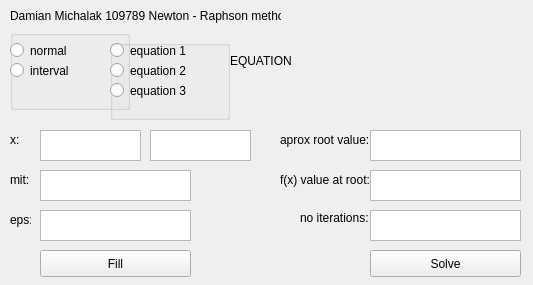
Above: newton_rhapson/mainwindow.ui from tymbark/NewtonRaphson before the change. Below: the same form after it.
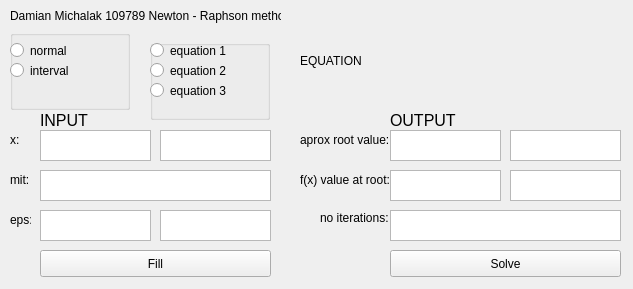
That is the form after the change.

Diff of the .ui file:
```diff
--- a/newton_rhapson/mainwindow.ui
+++ b/newton_rhapson/mainwindow.ui
@@ -6,8 +6,8 @@
    <rect>
     <x>0</x>
     <y>0</y>
-    <width>533</width>
-    <height>285</height>
+    <width>633</width>
+    <height>289</height>
    </rect>
   </property>
   <property name="windowTitle">
@@ -30,9 +30,9 @@
    <widget class="QPushButton" name="button_solve">
     <property name="geometry">
      <rect>
-      <x>370</x>
+      <x>390</x>
       <y>250</y>
-      <width>151</width>
+      <width>231</width>
       <height>27</height>
      </rect>
     </property>
@@ -45,7 +45,7 @@
      <rect>
       <x>40</x>
       <y>130</y>
-      <width>101</width>
+      <width>111</width>
       <height>31</height>
      </rect>
     </property>
@@ -55,7 +55,7 @@
      <rect>
       <x>40</x>
       <y>170</y>
-      <width>151</width>
+      <width>231</width>
       <height>31</height>
      </rect>
     </property>
@@ -65,7 +65,7 @@
      <rect>
       <x>40</x>
       <y>210</y>
-      <width>151</width>
+      <width>111</width>
       <height>31</height>
      </rect>
     </property>
@@ -112,9 +112,9 @@
    <widget class="QTextEdit" name="textEdit_result">
     <property name="geometry">
      <rect>
-      <x>370</x>
+      <x>390</x>
       <y>130</y>
-      <width>151</width>
+      <width>111</width>
       <height>31</height>
      </rect>
     </property>
@@ -122,9 +122,9 @@
    <widget class="QTextEdit" name="textEdit_it">
     <property name="geometry">
      <rect>
-      <x>370</x>
+      <x>390</x>
       <y>210</y>
-      <width>151</width>
+      <width>231</width>
       <height>31</height>
      </rect>
     </property>
@@ -132,9 +132,9 @@
    <widget class="QTextEdit" name="textEdit_fatx">
     <property name="geometry">
      <rect>
-      <x>370</x>
+      <x>390</x>
       <y>170</y>
-      <width>151</width>
+      <width>111</width>
       <height>31</height>
      </rect>
     </property>
@@ -142,7 +142,7 @@
    <widget class="QLabel" name="label_4">
     <property name="geometry">
      <rect>
-      <x>280</x>
+      <x>300</x>
       <y>130</y>
       <width>91</width>
       <height>20</height>
@@ -155,7 +155,7 @@
    <widget class="QLabel" name="label_5">
     <property name="geometry">
      <rect>
-      <x>280</x>
+      <x>300</x>
       <y>170</y>
       <width>91</width>
       <height>20</height>
@@ -168,7 +168,7 @@
    <widget class="QLabel" name="label_6">
     <property name="geometry">
      <rect>
-      <x>300</x>
+      <x>320</x>
       <y>210</y>
       <width>71</width>
       <height>16</height>
@@ -181,7 +181,7 @@
    <widget class="QLabel" name="label_image">
     <property name="geometry">
      <rect>
-      <x>230</x>
+      <x>300</x>
       <y>40</y>
       <width>231</width>
       <height>41</height>
@@ -194,20 +194,25 @@
    <widget class="QLabel" name="label_check">
     <property name="geometry">
      <rect>
-      <x>70</x>
-      <y>90</y>
-      <width>411</width>
+      <x>40</x>
+      <y>110</y>
+      <width>111</width>
       <height>21</height>
      </rect>
     </property>
+    <property name="font">
+     <font>
+      <pointsize>12</pointsize>
+     </font>
+    </property>
     <property name="text">
-     <string/>
+     <string>INPUT</string>
     </property>
    </widget>
    <widget class="QGroupBox" name="groupBox">
     <property name="geometry">
      <rect>
-      <x>110</x>
+      <x>150</x>
       <y>40</y>
       <width>120</width>
       <height>80</height>
@@ -265,7 +270,7 @@
      <rect>
       <x>40</x>
       <y>250</y>
-      <width>151</width>
+      <width>231</width>
       <height>27</height>
      </rect>
     </property>
@@ -276,9 +281,9 @@
    <widget class="QTextEdit" name="textEdit_x_2">
     <property name="geometry">
      <rect>
-      <x>150</x>
+      <x>160</x>
       <y>130</y>
-      <width>101</width>
+      <width>111</width>
       <height>31</height>
      </rect>
     </property>
@@ -321,10 +326,54 @@
       <string>interval</string>
      </property>
     </widget>
-    <zorder>radioButton_normal</zorder>
-    <zorder>radioButton_interval</zorder>
-    <zorder>radioButton_normal</zorder>
-    <zorder>radioButton_interval</zorder>
+   </widget>
+   <widget class="QTextEdit" name="textEdit_result_2">
+    <property name="geometry">
+     <rect>
+      <x>510</x>
+      <y>130</y>
+      <width>111</width>
+      <height>31</height>
+     </rect>
+    </property>
+   </widget>
+   <widget class="QTextEdit" name="textEdit_fatx_2">
+    <property name="geometry">
+     <rect>
+      <x>510</x>
+      <y>170</y>
+      <width>111</width>
+      <height>31</height>
+     </rect>
+    </property>
+   </widget>
+   <widget class="QLabel" name="label_check_2">
+    <property name="geometry">
+     <rect>
+      <x>390</x>
+      <y>110</y>
+      <width>111</width>
+      <height>21</height>
+     </rect>
+    </property>
+    <property name="font">
+     <font>
+      <pointsize>12</pointsize>
+     </font>
+    </property>
+    <property name="text">
+     <string>OUTPUT</string>
+    </property>
+   </widget>
+   <widget class="QTextEdit" name="textEdit_eps_2">
+    <property name="geometry">
+     <rect>
+      <x>160</x>
+      <y>210</y>
+      <width>111</width>
+      <height>31</height>
+     </rect>
+    </property>
    </widget>
   </widget>
  </widget>
```
Left out of the diff: 4 changed lines with no effect on the pictures.
